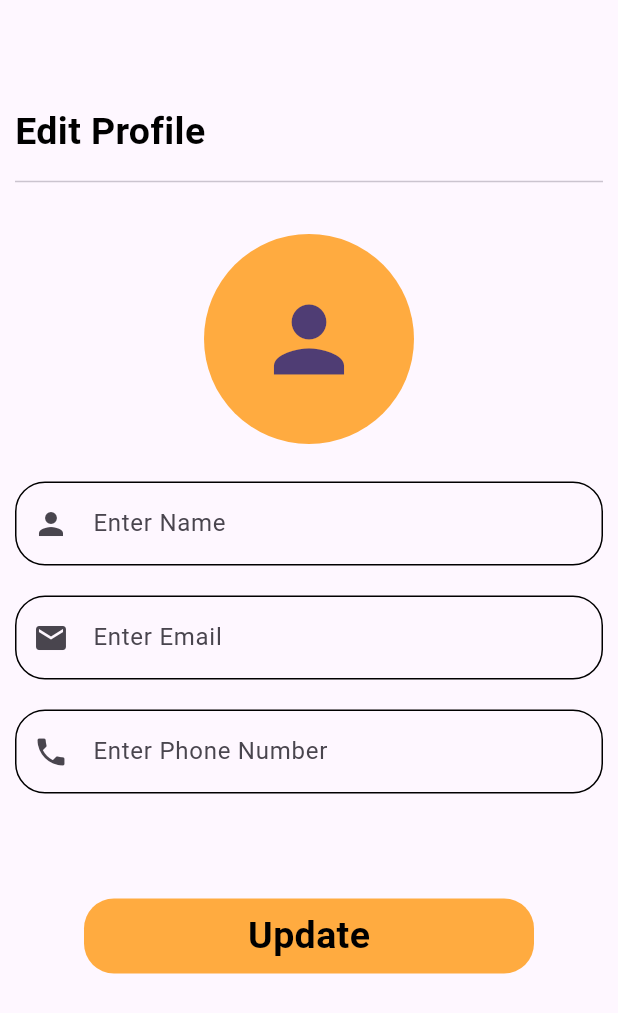
After one commit to italhaiqbal69/resturant_ui, a Flutter app: the screen it shows after launch, after a tap on "Edit Profile", on a phone screen of 412 x 824 dp. The commit adds this screen. Shown: the top 1013 px of the screen. Run offline on Flutter 3.47's test engine with Material 3 defaults, Android fonts, the phone set to English and light mode, and no system bars.

Commit message:
edit profile Screen done

```diff
--- /dev/null
+++ b/lib/screens/edit_profile.dart
@@ -0,0 +1,82 @@
+import 'package:flutter/cupertino.dart';
+import 'package:flutter/material.dart';
+import 'package:re_ui/widgets/consts.dart';
+import 'package:re_ui/widgets/custom_text_field.dart';
+
+class EditProfileScreen extends StatefulWidget {
+  const EditProfileScreen({super.key});
+
+  @override
+  State<EditProfileScreen> createState() => _EditProfileScreenState();
+}
+
+class _EditProfileScreenState extends State<EditProfileScreen> {
+  TextEditingController emailController = TextEditingController();
+  TextEditingController nameController = TextEditingController();
+  TextEditingController passwordController = TextEditingController();
+  @override
+  Widget build(BuildContext context) {
+    return Scaffold(
+      body: Padding(
+        padding: const EdgeInsets.only(top: 70, left: 10, right: 10),
+        child: Column(
+          children: [
+            Align(
+              alignment: Alignment.topLeft,
+              child: Text(
+                'Edit Profile',
+                style: TextStyle(
+                    fontSize: 25, fontWeight: FontWeight.w700, color: kBlack),
+              ),
+            ),
+            Divider(
+              height: 30,
+            ),
+            20.height,
+            CircleAvatar(
+              radius: 70,
+              backgroundColor: kOrange,
+              child: Icon(
+                Icons.person,
+                size: 70,
+              ),
+            ),
+            25.height,
+            custom_text_field(
+              controller: nameController,
+              hint: 'Enter Name',
+              iconData: Icons.person,
+            ),
+            20.height,
+            custom_text_field(
+              controller: emailController,
+              hint: 'Enter Email',
+              iconData: Icons.email,
+            ),
+            20.height,
+            custom_text_field(
+              controller: passwordController,
+              hint: 'Enter Phone Number',
+              iconData: Icons.phone,
+            ),
+            70.height,
+            Container(
+              height: 50,
+              width: 300,
+              decoration: BoxDecoration(
+                color: kOrange,
+                borderRadius: BorderRadius.circular(20),
+              ),
+              child: Center(
+                  child: Text(
+                'Update',
+                style: TextStyle(
+                    fontSize: 25, fontWeight: FontWeight.w700, color: kBlack),
+              )),
+            ),
+          ],
+        ),
+      ),
+    );
+  }
+}
--- a/lib/screens/profile_screen.dart
+++ b/lib/screens/profile_screen.dart
@@ -1,4 +1,6 @@
 import 'package:flutter/material.dart';
+import 'package:flutter/widgets.dart';
+import 'package:re_ui/screens/edit_profile.dart';
 import 'package:re_ui/widgets/consts.dart';
 
 class ProfileScreen extends StatefulWidget {
@@ -47,18 +49,34 @@ class _ProfileScreenState extends State<ProfileScreen> {
                 ),
               ),
               25.height,
-              Text('Edit Profile', style: TextStyle(color: kOrange, fontWeight: FontWeight.w500,fontSize: 16),),
+              GestureDetector(
+                  onTap: () {
+                    Navigator.push(
+                        context,
+                        MaterialPageRoute(
+                            builder: (context) => EditProfileScreen()));
+                  },
+                  child: Text(
+                    'Edit Profile',
+                    style: TextStyle(
+                        color: kOrange,
+                        fontWeight: FontWeight.w500,
+                        fontSize: 16),
+                  )),
               25.height,
-              Text('+92 121 587 1321', style: TextStyle(color: kBlack , fontWeight: FontWeight.w700,fontSize: 19),),
+              Text(
+                '+92 121 587 1321',
+                style: TextStyle(
+                    color: kBlack, fontWeight: FontWeight.w700, fontSize: 19),
+              ),
               10.height,
-              Text('zakaullah@email.com', style: TextStyle(color: kBlack , fontWeight: FontWeight.w700,fontSize: 19),),
-
+              Text(
+                'zakaullah@email.com',
+                style: TextStyle(
+                    color: kBlack, fontWeight: FontWeight.w700, fontSize: 19),
+              ),
               100.height,
-
-              ElevatedButton(onPressed: (){},
-
-               child: Text('Log Out')),
-
+              ElevatedButton(onPressed: () {}, child: Text('Log Out')),
             ],
           ),
         ),
--- /dev/null
+++ b/lib/widgets/custom_text_field.dart
@@ -0,0 +1,26 @@
+
+import 'package:flutter/material.dart';
+
+class custom_text_field extends StatelessWidget {
+  final TextEditingController controller;
+  final String hint;
+  final IconData iconData;
+  const custom_text_field(
+      {super.key,
+      required this.controller,
+      required this.hint,
+      required this.iconData});
+
+  @override
+  Widget build(BuildContext context) {
+    return TextFormField(
+        controller: controller,
+        decoration: InputDecoration(
+          enabledBorder: OutlineInputBorder(
+            borderRadius: BorderRadius.circular(20),
+          ),
+          hintText: hint,
+          prefixIcon: Icon(iconData),
+        ));
+  }
+}
```
